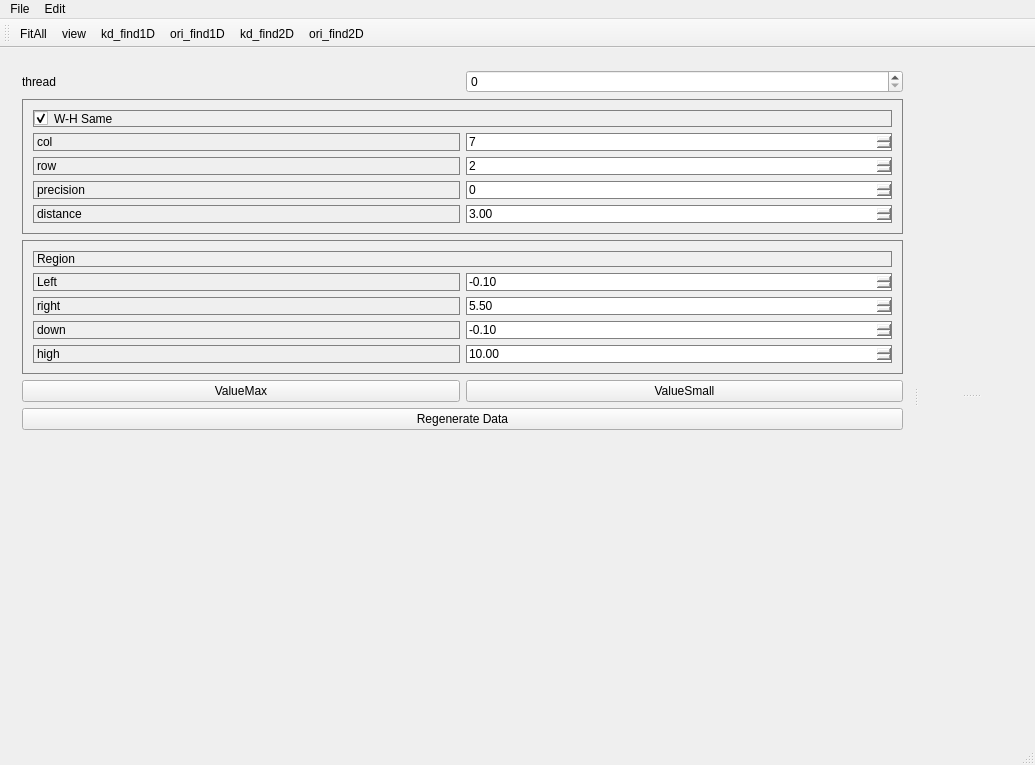
Before: the Qt Designer form OccDebuger/MainWindowOcc.ui in WisdomToNorth/OccDemo, drawn with Qt 5.
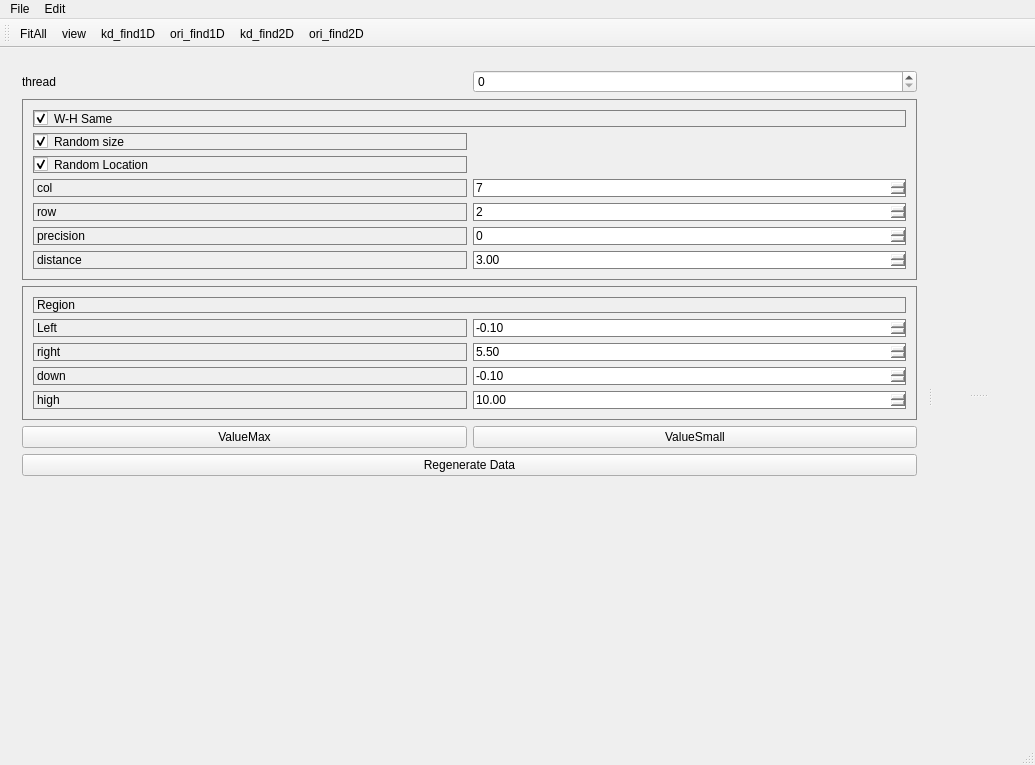
After: the same form once the commit is applied.

The edit to the form file:
```diff
--- a/OccDebuger/MainWindowOcc.ui
+++ b/OccDebuger/MainWindowOcc.ui
@@ -43,31 +43,38 @@
            </item>
            <item row="1" column="0">
             <layout class="QGridLayout" name="gridLayout_4">
+             <item row="4" column="1">
+              <widget class="QSpinBox" name="sb_precision">
+               <property name="maximum">
+                <number>64</number>
+               </property>
+              </widget>
+             </item>
+             <item row="3" column="0">
+              <widget class="QLabel" name="label_4">
+               <property name="text">
+                <string>row</string>
+               </property>
+              </widget>
+             </item>
              <item row="0" column="0">
+              <widget class="QCheckBox" name="cb_rand_size">
+               <property name="text">
+                <string>Random size</string>
+               </property>
+               <property name="checked">
+                <bool>true</bool>
+               </property>
+              </widget>
+             </item>
+             <item row="2" column="0">
               <widget class="QLabel" name="label_3">
                <property name="text">
                 <string>col</string>
                </property>
               </widget>
              </item>
-             <item row="0" column="1">
-              <widget class="QSpinBox" name="sb_col">
-               <property name="maximum">
-                <number>300</number>
-               </property>
-               <property name="value">
-                <number>7</number>
-               </property>
-              </widget>
-             </item>
-             <item row="1" column="0">
-              <widget class="QLabel" name="label_4">
-               <property name="text">
-                <string>row</string>
-               </property>
-              </widget>
-             </item>
-             <item row="1" column="1">
+             <item row="3" column="1">
               <widget class="QSpinBox" name="sb_row">
                <property name="maximum">
                 <number>300</number>
@@ -77,28 +84,14 @@
                </property>
               </widget>
              </item>
-             <item row="2" column="0">
+             <item row="4" column="0">
               <widget class="QLabel" name="label_6">
                <property name="text">
                 <string>precision</string>
                </property>
               </widget>
              </item>
-             <item row="2" column="1">
-              <widget class="QSpinBox" name="sb_precision">
-               <property name="maximum">
-                <number>64</number>
-               </property>
-              </widget>
-             </item>
-             <item row="3" column="0">
-              <widget class="QLabel" name="lb_low_2">
-               <property name="text">
-                <string>distance</string>
-               </property>
-              </widget>
-             </item>
-             <item row="3" column="1">
+             <item row="5" column="1">
               <widget class="QDoubleSpinBox" name="dsb_distance">
                <property name="singleStep">
                 <double>0.100000000000000</double>
@@ -108,6 +101,33 @@
                </property>
               </widget>
              </item>
+             <item row="2" column="1">
+              <widget class="QSpinBox" name="sb_col">
+               <property name="maximum">
+                <number>300</number>
+               </property>
+               <property name="value">
+                <number>7</number>
+               </property>
+              </widget>
+             </item>
+             <item row="5" column="0">
+              <widget class="QLabel" name="lb_low_2">
+               <property name="text">
+                <string>distance</string>
+               </property>
+              </widget>
+             </item>
+             <item row="1" column="0">
+              <widget class="QCheckBox" name="cb_rand_loc">
+               <property name="text">
+                <string>Random Location</string>
+               </property>
+               <property name="checked">
+                <bool>true</bool>
+               </property>
+              </widget>
+             </item>
             </layout>
            </item>
           </layout>
```
